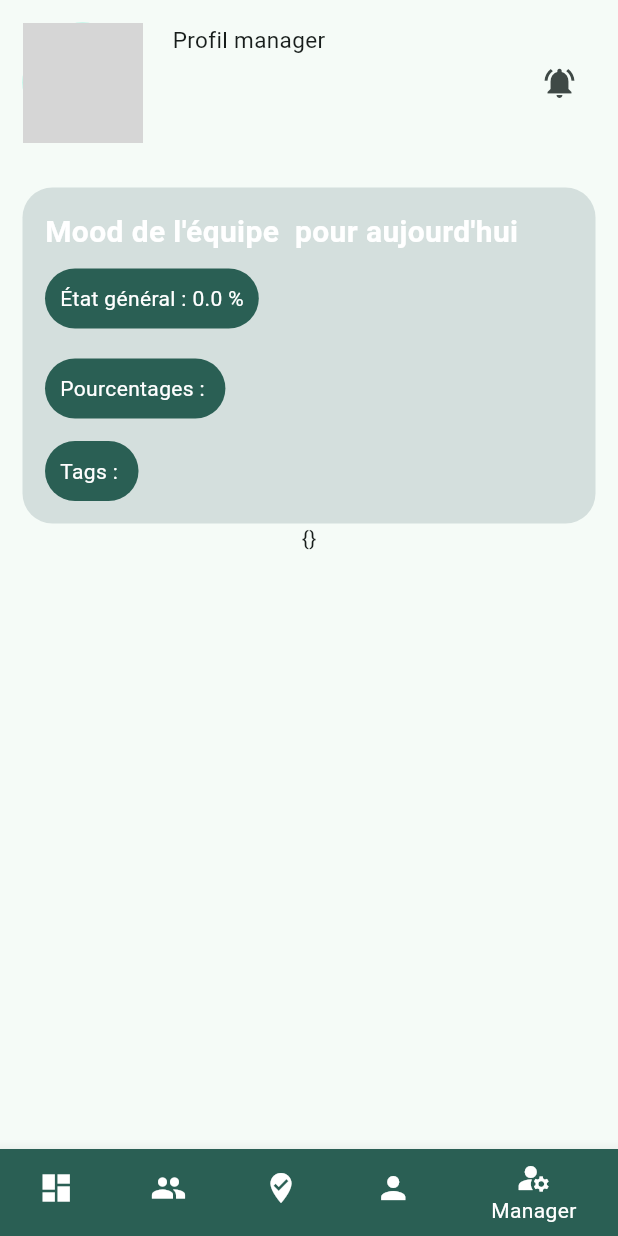
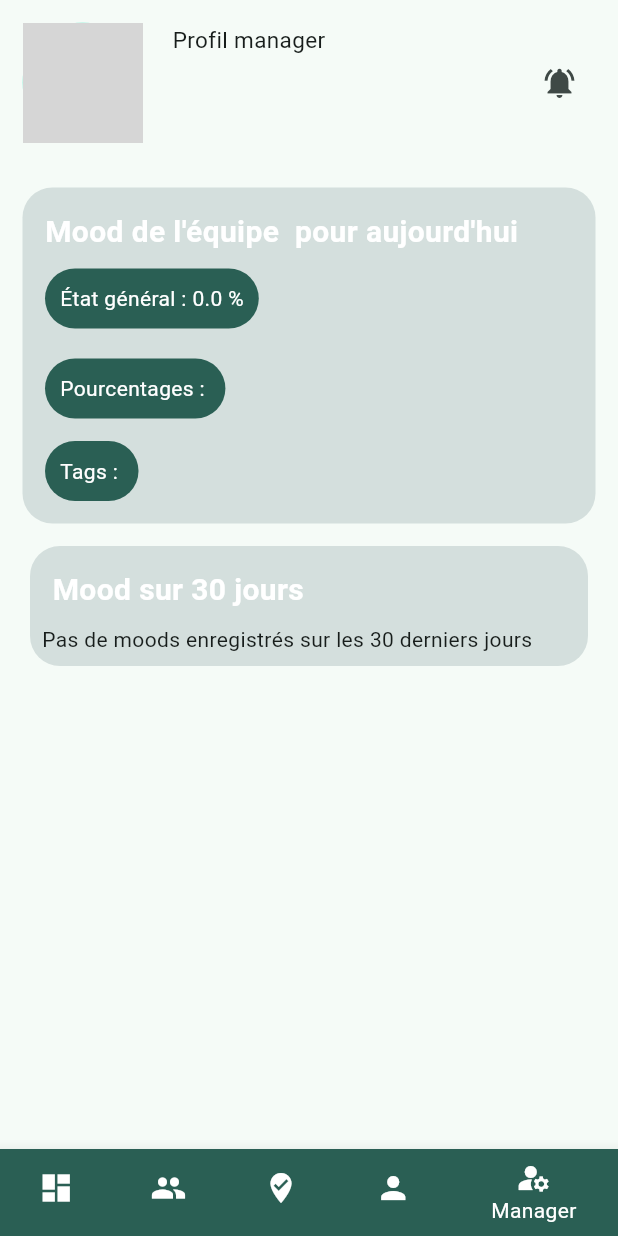
Before and after one commit to maximealbert/moodly_flutter_2, a Flutter app: the NavigationBottomNavBarManager screen opened directly with empty values, item 5 of the bottom bar chosen, on a phone screen of 412 x 824 dp. Run offline on Flutter 3.47's test engine with Material 2 defaults, Android fonts, the light colour scheme and no system bars; missing offline and left inert: dart:ffi; network calls fail; grey boxes are pictures that could not be loaded.

Commit message:
see moods history for the last 30 days (no ui)

```diff
--- a/lib/widgets/manager_dashboard.dart
+++ b/lib/widgets/manager_dashboard.dart
@@ -364,7 +364,7 @@ class _ManagerDashboardState extends State<ManagerDashboard> {
 
             // BLOC 1 : mood du jour (selon si la variable todaysMood est vide )
             GlobalMoodToday(documentId: widget.documentIdForSelectedUser, userStrapiId: userStrapiId, userInfos: selectedUserInfos, teamName: teamName, todaysMoodForUser: usersInTeamPercentageForToday, todaysTagsForUser: usersInTeamTagsForToday, averageMood: averagePercentageForToday,),
-            Text(averageByDate.toString()),
+            MoodHistory(moodsByDate: averageByDate),
 
 
 
@@ -477,3 +477,52 @@ class _GlobalMoodTodayState extends State<GlobalMoodToday> {
     );
   }
 }
+
+
+
+class MoodHistory extends StatefulWidget {
+
+
+  final moodsByDate;
+  const MoodHistory({super.key, required this.moodsByDate});
+
+  @override
+  State<MoodHistory> createState() => _MoodHistoryState();
+}
+
+class _MoodHistoryState extends State<MoodHistory> {
+  @override
+  Widget build(BuildContext context) {
+
+    print(widget.moodsByDate);
+    return Padding(
+      padding: const EdgeInsets.fromLTRB(5, 15, 5, 10),
+      child: Container(
+
+        decoration: BoxDecoration(borderRadius: BorderRadius.circular(20.0), color: Color(0xFFD4DFDD),),
+        width: double.infinity,
+
+        child: Column(
+            crossAxisAlignment: CrossAxisAlignment.start,
+            children: [
+               Padding(
+                padding: EdgeInsets.fromLTRB(15.0, 15, 15,0),
+                child: Text("Mood sur 30 jours ", style: TextStyle(fontSize: 20, color: Colors.white, fontWeight: FontWeight.bold)),
+              ),
+              // LIST VIEW VUILDER
+              widget.moodsByDate.isEmpty == true ? Padding(
+                padding: const EdgeInsets.all(8.0),
+                child: Text('Pas de moods enregistrés sur les 30 derniers jours'),
+              ) : Padding(
+                padding: const EdgeInsets.fromLTRB(15, 8, 15, 10),
+                child: Text(widget.moodsByDate.toString()),
+              )
+
+
+
+            ],
+          ),
+      ),
+    );
+  }
+}
```
